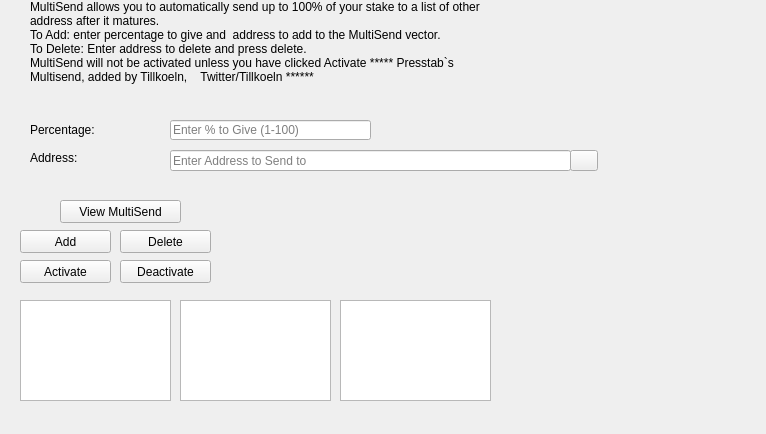
Above: src/qt/forms/multisenddialog.ui from btcdraft/draftcoin before the change. Below: the same form after it.
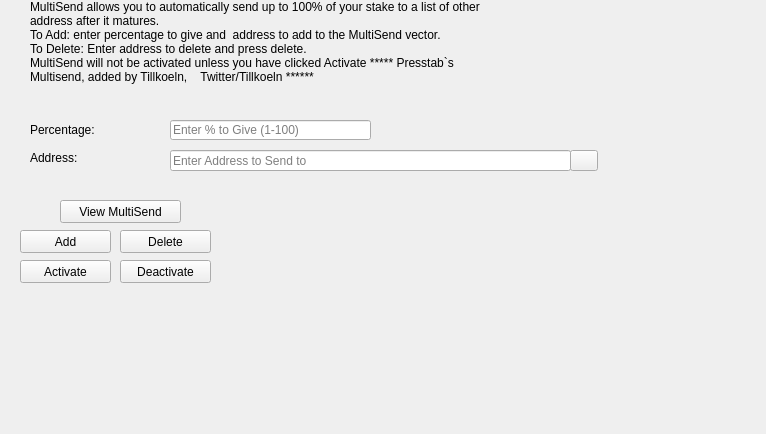
That is the form after the change. Icons and pictures are not drawn.

The edit to the form file:
```diff
--- a/src/qt/forms/multisenddialog.ui
+++ b/src/qt/forms/multisenddialog.ui
@@ -233,102 +233,6 @@
     <string>View MultiSend</string>
    </property>
   </widget>
-  <widget class="QTextBrowser" name="webView_15">
-   <property name="geometry">
-    <rect>
-     <x>20</x>
-     <y>300</y>
-     <width>151</width>
-     <height>101</height>
-    </rect>
-   </property>
-   <property name="minimumSize">
-    <size>
-     <width>151</width>
-     <height>101</height>
-    </size>
-   </property>
-   <property name="maximumSize">
-    <size>
-     <width>151</width>
-     <height>101</height>
-    </size>
-   </property>
-   <property name="html">
-    <string>&lt;!DOCTYPE HTML PUBLIC &quot;-//W3C//DTD HTML 4.0//EN&quot; &quot;http://www.w3.org/TR/REC-html40/strict.dtd&quot;&gt;
-&lt;html&gt;&lt;head&gt;&lt;meta name=&quot;qrichtext&quot; content=&quot;1&quot; /&gt;&lt;style type=&quot;text/css&quot;&gt;
-p, li { white-space: pre-wrap; }
-&lt;/style&gt;&lt;/head&gt;&lt;body style=&quot; font-family:'MS Shell Dlg 2'; font-size:7.8pt; font-weight:400; font-style:normal;&quot;&gt;
-&lt;p style=&quot; margin-top:0px; margin-bottom:0px; margin-left:0px; margin-right:0px; -qt-block-indent:0; text-indent:0px;&quot;&gt;&lt;a href=&quot;http://www.github.com/Tillkoeln&quot;&gt;&lt;img src=&quot;::/images/res/images/github.jpg&quot; /&gt;&lt;/a&gt;&lt;/p&gt;&lt;/body&gt;&lt;/html&gt;</string>
-   </property>
-   <property name="openExternalLinks">
-    <bool>true</bool>
-   </property>
-  </widget>
-  <widget class="QTextBrowser" name="webView_16">
-   <property name="geometry">
-    <rect>
-     <x>180</x>
-     <y>300</y>
-     <width>151</width>
-     <height>101</height>
-    </rect>
-   </property>
-   <property name="minimumSize">
-    <size>
-     <width>151</width>
-     <height>101</height>
-    </size>
-   </property>
-   <property name="maximumSize">
-    <size>
-     <width>151</width>
-     <height>101</height>
-    </size>
-   </property>
-   <property name="html">
-    <string>&lt;!DOCTYPE HTML PUBLIC &quot;-//W3C//DTD HTML 4.0//EN&quot; &quot;http://www.w3.org/TR/REC-html40/strict.dtd&quot;&gt;
-&lt;html&gt;&lt;head&gt;&lt;meta name=&quot;qrichtext&quot; content=&quot;1&quot; /&gt;&lt;style type=&quot;text/css&quot;&gt;
-p, li { white-space: pre-wrap; }
-&lt;/style&gt;&lt;/head&gt;&lt;body style=&quot; font-family:'MS Shell Dlg 2'; font-size:7.8pt; font-weight:400; font-style:normal;&quot;&gt;
-&lt;p style=&quot; margin-top:0px; margin-bottom:0px; margin-left:0px; margin-right:0px; -qt-block-indent:0; text-indent:0px;&quot;&gt;&lt;a href=&quot;http://www.Twitter.com/Tillkoeln&quot;&gt;&lt;img src=&quot;::/images/res/images/twitter.png&quot; /&gt;&lt;/a&gt;&lt;/p&gt;&lt;/body&gt;&lt;/html&gt;</string>
-   </property>
-   <property name="openExternalLinks">
-    <bool>true</bool>
-   </property>
-  </widget>
-  <widget class="QTextBrowser" name="webView_17">
-   <property name="geometry">
-    <rect>
-     <x>340</x>
-     <y>300</y>
-     <width>151</width>
-     <height>101</height>
-    </rect>
-   </property>
-   <property name="minimumSize">
-    <size>
-     <width>151</width>
-     <height>101</height>
-    </size>
-   </property>
-   <property name="maximumSize">
-    <size>
-     <width>151</width>
-     <height>101</height>
-    </size>
-   </property>
-   <property name="html">
-    <string>&lt;!DOCTYPE HTML PUBLIC &quot;-//W3C//DTD HTML 4.0//EN&quot; &quot;http://www.w3.org/TR/REC-html40/strict.dtd&quot;&gt;
-&lt;html&gt;&lt;head&gt;&lt;meta name=&quot;qrichtext&quot; content=&quot;1&quot; /&gt;&lt;style type=&quot;text/css&quot;&gt;
-p, li { white-space: pre-wrap; }
-&lt;/style&gt;&lt;/head&gt;&lt;body style=&quot; font-family:'MS Shell Dlg 2'; font-size:7.8pt; font-weight:400; font-style:normal;&quot;&gt;
-&lt;p style=&quot; margin-top:0px; margin-bottom:0px; margin-left:0px; margin-right:0px; -qt-block-indent:0; text-indent:0px;&quot;&gt;&lt;a href=&quot;https://www.youtube.com/channel/UC-x4N9JU3Aoi8RyBlPQc75Q&quot;&gt;&lt;img src=&quot;::/images/res/images/youtube.png&quot; /&gt;&lt;/a&gt;&lt;/p&gt;&lt;/body&gt;&lt;/html&gt;</string>
-   </property>
-   <property name="openExternalLinks">
-    <bool>true</bool>
-   </property>
-  </widget>
  </widget>
  <resources>
   <include location="../bitcoin.qrc"/>
```
